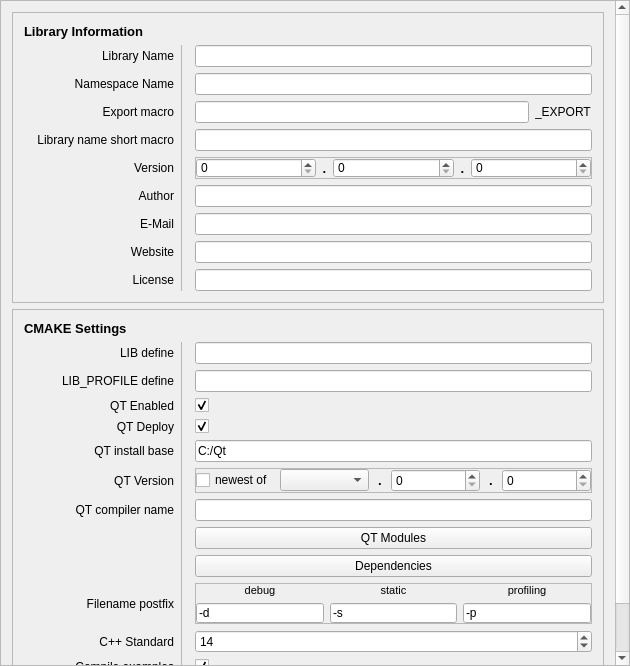
KROIA/CmakeLibCreator, file core/ui/ProjectSettingsDialog.ui: the form before one commit.
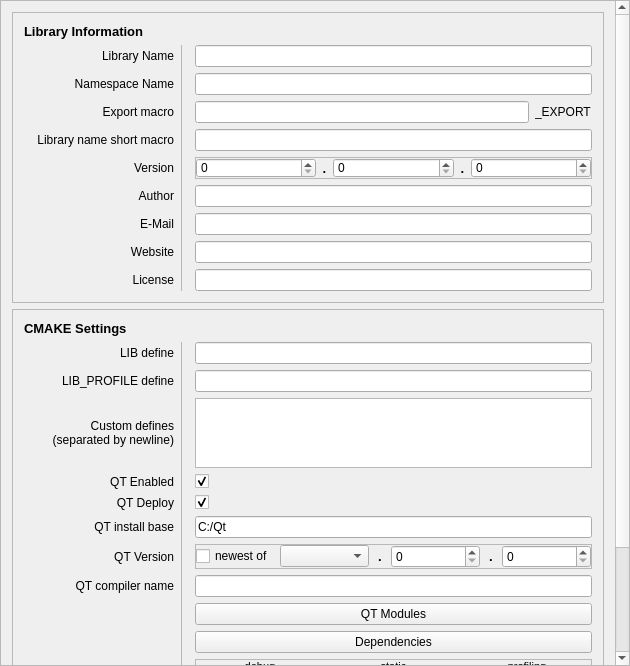
The form after the commit.

Commit message: + Custom user defines

The edit to the form file:
```diff
--- a/core/ui/ProjectSettingsDialog.ui
+++ b/core/ui/ProjectSettingsDialog.ui
@@ -44,9 +44,9 @@
       <property name="geometry">
        <rect>
         <x>0</x>
-        <y>0</y>
+        <y>-39</y>
         <width>614</width>
-        <height>664</height>
+        <height>779</height>
        </rect>
       </property>
       <layout class="QVBoxLayout" name="verticalLayout_2">
@@ -374,126 +374,7 @@
           <number>1</number>
          </property>
          <layout class="QGridLayout" name="gridLayout_2" columnminimumwidth="150,0,0,0">
-          <item row="8" column="3">
-           <widget class="QPushButton" name="qtModules_pushButton">
-            <property name="text">
-             <string>QT Modules</string>
-            </property>
-           </widget>
-          </item>
-          <item row="6" column="3">
-           <widget class="QFrame" name="frame">
-            <property name="frameShape">
-             <enum>QFrame::StyledPanel</enum>
-            </property>
-            <property name="frameShadow">
-             <enum>QFrame::Raised</enum>
-            </property>
-            <layout class="QHBoxLayout" name="horizontalLayout_2" stretch="0,3,3,3,3,3">
-             <property name="leftMargin">
-              <number>0</number>
-             </property>
-             <property name="topMargin">
-              <number>0</number>
-             </property>
-             <property name="rightMargin">
-              <number>0</number>
-             </property>
-             <property name="bottomMargin">
-              <number>0</number>
-             </property>
-             <item>
-              <widget class="QCheckBox" name="qt_useNewestVersion_checkBox">
-               <property name="maximumSize">
-                <size>
-                 <width>16777215</width>
-                 <height>16777215</height>
-                </size>
-               </property>
-               <property name="text">
-                <string>newest of</string>
-               </property>
-              </widget>
-             </item>
-             <item>
-              <widget class="QComboBox" name="qt_majorVersion_comboBox"/>
-             </item>
-             <item>
-              <widget class="QLabel" name="label_27">
-               <property name="maximumSize">
-                <size>
-                 <width>10</width>
-                 <height>16777215</height>
-                </size>
-               </property>
-               <property name="font">
-                <font>
-                 <pointsize>10</pointsize>
-                 <weight>75</weight>
-                 <bold>true</bold>
-                </font>
-               </property>
-               <property name="text">
-                <string>.</string>
-               </property>
-               <property name="alignment">
-                <set>Qt::AlignCenter</set>
-               </property>
-              </widget>
-             </item>
-             <item>
-              <widget class="QSpinBox" name="qt_minorVersion_spinBox"/>
-             </item>
-             <item>
-              <widget class="QLabel" name="label_28">
-               <property name="maximumSize">
-                <size>
-                 <width>10</width>
-                 <height>16777215</height>
-                </size>
-               </property>
-               <property name="font">
-                <font>
-                 <pointsize>10</pointsize>
-                 <weight>75</weight>
-                 <bold>true</bold>
-                </font>
-               </property>
-               <property name="text">
-                <string>.</string>
-               </property>
-               <property name="alignment">
-                <set>Qt::AlignCenter</set>
-               </property>
-              </widget>
-             </item>
-             <item>
-              <widget class="QSpinBox" name="qt_patchVersion_spinBox"/>
-             </item>
-            </layout>
-           </widget>
-          </item>
-          <item row="3" column="0">
-           <widget class="QLabel" name="label_13">
-            <property name="text">
-             <string>QT Enabled</string>
-            </property>
-            <property name="alignment">
-             <set>Qt::AlignRight|Qt::AlignTrailing|Qt::AlignVCenter</set>
-            </property>
-           </widget>
-          </item>
-          <item row="4" column="0">
-           <widget class="QLabel" name="label_14">
-            <property name="text">
-             <string>QT Deploy</string>
-            </property>
-            <property name="alignment">
-             <set>Qt::AlignRight|Qt::AlignTrailing|Qt::AlignVCenter</set>
-            </property>
-           </widget>
-          </item>
-          <item row="10" column="3">
+          <item row="11" column="3">
            <widget class="QFrame" name="version_frame_2">
             <property name="sizePolicy">
              <sizepolicy hsizetype="Minimum" vsizetype="Minimum">
@@ -619,8 +500,55 @@
             </layout>
            </widget>
           </item>
+          <item row="5" column="0">
+           <widget class="QLabel" name="label_14">
+            <property name="text">
+             <string>QT Deploy</string>
+            </property>
+            <property name="alignment">
+             <set>Qt::AlignRight|Qt::AlignTrailing|Qt::AlignVCenter</set>
+            </property>
+           </widget>
+          </item>
+          <item row="7" column="0">
+           <widget class="QLabel" name="label_26">
+            <property name="text">
+             <string>QT Version</string>
+            </property>
+            <property name="alignment">
+             <set>Qt::AlignRight|Qt::AlignTrailing|Qt::AlignVCenter</set>
+            </property>
+           </widget>
+          </item>
+          <item row="1" column="3">
+           <widget class="QLineEdit" name="libDefine_lineEdit">
+            <property name="text">
+             <string/>
+            </property>
+           </widget>
+          </item>
+          <item row="14" column="3">
+           <widget class="QCheckBox" name="compileUnitTests_checkBox">
+            <property name="text">
+             <string/>
+            </property>
+            <property name="checked">
+             <bool>true</bool>
+            </property>
+           </widget>
+          </item>
+          <item row="2" column="0">
+           <widget class="QLabel" name="label_12">
+            <property name="text">
+             <string>LIB_PROFILE define</string>
+            </property>
+            <property name="alignment">
+             <set>Qt::AlignRight|Qt::AlignTrailing|Qt::AlignVCenter</set>
+            </property>
+           </widget>
+          </item>
           <item row="13" column="0">
-           <widget class="QLabel" name="label_21">
+           <widget class="QLabel" name="label_20">
             <property name="text">
              <string>Compile unittests</string>
             </property>
@@ -629,6 +557,13 @@
             </property>
            </widget>
           </item>
+          <item row="10" column="3">
+           <widget class="QPushButton" name="dependencies_pushButton">
+            <property name="text">
+             <string>Dependencies</string>
+            </property>
+           </widget>
+          </item>
           <item row="1" column="0">
            <widget class="QLabel" name="label_11">
             <property name="text">
@@ -639,25 +574,18 @@
             </property>
            </widget>
           </item>
-          <item row="2" column="3">
-           <widget class="QLineEdit" name="libProfileDefine_lineEdit">
+          <item row="6" column="0">
+           <widget class="QLabel" name="label_29">
             <property name="text">
-             <string/>
+             <string>QT install base</string>
             </property>
-           </widget>
-          </item>
-          <item row="12" column="3">
-           <widget class="QCheckBox" name="compileExamples_checkBox">
-            <property name="text">
-             <string/>
-            </property>
-            <property name="checked">
-             <bool>true</bool>
+            <property name="alignment">
+             <set>Qt::AlignRight|Qt::AlignTrailing|Qt::AlignVCenter</set>
             </property>
            </widget>
           </item>
           <item row="4" column="3">
-           <widget class="QCheckBox" name="qtDeploy_checkBox">
+           <widget class="QCheckBox" name="qtEnable_checkBox">
             <property name="text">
              <string/>
             </property>
@@ -666,48 +594,107 @@
             </property>
            </widget>
           </item>
-          <item row="1" column="1" rowspan="13">
-           <widget class="Line" name="line_2">
+          <item row="7" column="3">
+           <widget class="QFrame" name="frame">
+            <property name="frameShape">
+             <enum>QFrame::StyledPanel</enum>
+            </property>
             <property name="frameShadow">
              <enum>QFrame::Raised</enum>
             </property>
-            <property name="lineWidth">
-             <number>0</number>
-            </property>
-            <property name="midLineWidth">
-             <number>1</number>
-            </property>
-            <property name="orientation">
-             <enum>Qt::Vertical</enum>
-            </property>
-           </widget>
-          </item>
-          <item row="11" column="0">
-           <widget class="QLabel" name="label_19">
-            <property name="text">
-             <string>C++ Standard</string>
-            </property>
-            <property name="alignment">
-             <set>Qt::AlignRight|Qt::AlignTrailing|Qt::AlignVCenter</set>
-            </property>
-           </widget>
-          </item>
-          <item row="1" column="3">
-           <widget class="QLineEdit" name="libDefine_lineEdit">
-            <property name="text">
-             <string/>
-            </property>
+            <layout class="QHBoxLayout" name="horizontalLayout_2" stretch="0,3,3,3,3,3">
+             <property name="leftMargin">
+              <number>0</number>
+             </property>
+             <property name="topMargin">
+              <number>0</number>
+             </property>
+             <property name="rightMargin">
+              <number>0</number>
+             </property>
+             <property name="bottomMargin">
+              <number>0</number>
+             </property>
+             <item>
+              <widget class="QCheckBox" name="qt_useNewestVersion_checkBox">
+               <property name="maximumSize">
+                <size>
+                 <width>16777215</width>
+                 <height>16777215</height>
+                </size>
+               </property>
+               <property name="text">
+                <string>newest of</string>
+               </property>
+              </widget>
+             </item>
+             <item>
+              <widget class="QComboBox" name="qt_majorVersion_comboBox"/>
+             </item>
+             <item>
+              <widget class="QLabel" name="label_27">
+               <property name="maximumSize">
+                <size>
+                 <width>10</width>
+                 <height>16777215</height>
+                </size>
+               </property>
+               <property name="font">
+                <font>
+                 <pointsize>10</pointsize>
+                 <weight>75</weight>
+                 <bold>true</bold>
+                </font>
+               </property>
+               <property name="text">
+                <string>.</string>
+               </property>
+               <property name="alignment">
+                <set>Qt::AlignCenter</set>
+               </property>
+              </widget>
+             </item>
+             <item>
+              <widget class="QSpinBox" name="qt_minorVersion_spinBox"/>
+             </item>
+             <item>
+              <widget class="QLabel" name="label_28">
+               <property name="maximumSize">
+                <size>
+                 <width>10</width>
+                 <height>16777215</height>
+                </size>
+               </property>
+               <property name="font">
+                <font>
+                 <pointsize>10</pointsize>
+                 <weight>75</weight>
+                 <bold>true</bold>
+                </font>
+               </property>
+               <property name="text">
+                <string>.</string>
+               </property>
+               <property name="alignment">
+                <set>Qt::AlignCenter</set>
+               </property>
+              </widget>
+             </item>
+             <item>
+              <widget class="QSpinBox" name="qt_patchVersion_spinBox"/>
+             </item>
+            </layout>
            </widget>
           </item>
           <item row="9" column="3">
-           <widget class="QPushButton" name="dependencies_pushButton">
+           <widget class="QPushButton" name="qtModules_pushButton">
             <property name="text">
-             <string>Dependencies</string>
+             <string>QT Modules</string>
             </property>
            </widget>
           </item>
-          <item row="13" column="3">
-           <widget class="QCheckBox" name="compileUnitTests_checkBox">
+          <item row="5" column="3">
+           <widget class="QCheckBox" name="qtDeploy_checkBox">
             <property name="text">
              <string/>
             </property>
@@ -716,80 +703,13 @@
             </property>
            </widget>
           </item>
-          <item row="11" column="3">
+          <item row="12" column="3">
            <widget class="QSpinBox" name="cxxStandard_spinBox">
             <property name="value">
              <number>14</number>
             </property>
            </widget>
           </item>
-          <item row="10" column="0">
-           <widget class="QLabel" name="label_15">
-            <property name="text">
-             <string>Filename postfix</string>
-            </property>
-            <property name="alignment">
-             <set>Qt::AlignRight|Qt::AlignTrailing|Qt::AlignVCenter</set>
-            </property>
-           </widget>
-          </item>
-          <item row="2" column="0">
-           <widget class="QLabel" name="label_12">
-            <property name="text">
-             <string>LIB_PROFILE define</string>
-            </property>
-            <property name="alignment">
-             <set>Qt::AlignRight|Qt::AlignTrailing|Qt::AlignVCenter</set>
-            </property>
-           </widget>
-          </item>
-          <item row="6" column="0">
-           <widget class="QLabel" name="label_26">
-            <property name="text">
-             <string>QT Version</string>
-            </property>
-            <property name="alignment">
-             <set>Qt::AlignRight|Qt::AlignTrailing|Qt::AlignVCenter</set>
-            </property>
-           </widget>
-          </item>
-          <item row="5" column="3">
-           <widget class="QLineEdit" name="qt_installBasePath_lineEdit">
-            <property name="text">
-             <string>C:/Qt</string>
-            </property>
-           </widget>
-          </item>
-          <item row="3" column="3">
-           <widget class="QCheckBox" name="qtEnable_checkBox">
-            <property name="text">
-             <string/>
-            </property>
-            <property name="checked">
-             <bool>true</bool>
-            </property>
-           </widget>
-          </item>
-          <item row="5" column="0">
-           <widget class="QLabel" name="label_29">
-            <property name="text">
-             <string>QT install base</string>
-            </property>
-            <property name="alignment">
-             <set>Qt::AlignRight|Qt::AlignTrailing|Qt::AlignVCenter</set>
-            </property>
-           </widget>
-          </item>
-          <item row="12" column="0">
-           <widget class="QLabel" name="label_20">
-            <property name="text">
-             <string>Compile examples</string>
-            </property>
-            <property name="alignment">
-             <set>Qt::AlignRight|Qt::AlignTrailing|Qt::AlignVCenter</set>
-            </property>
-           </widget>
-          </item>
           <item row="0" column="0" colspan="4">
            <widget class="QLabel" name="label_10">
             <property name="maximumSize">
@@ -810,7 +730,7 @@
             </property>
            </widget>
           </item>
-          <item row="7" column="0">
+          <item row="8" column="0">
            <widget class="QLabel" name="label_30">
             <property name="text">
              <string>QT compiler name</string>
@@ -820,9 +740,107 @@
             </property>
            </widget>
           </item>
-          <item row="7" column="3">
+          <item row="14" column="0">
+           <widget class="QLabel" name="label_21">
+            <property name="text">
+             <string>Compile unittests</string>
+            </property>
+            <property name="alignment">
+             <set>Qt::AlignRight|Qt::AlignTrailing|Qt::AlignVCenter</set>
+            </property>
+           </widget>
+          </item>
+          <item row="12" column="0">
+           <widget class="QLabel" name="label_19">
+            <property name="text">
+             <string>C++ Standard</string>
+            </property>
+            <property name="alignment">
+             <set>Qt::AlignRight|Qt::AlignTrailing|Qt::AlignVCenter</set>
+            </property>
+           </widget>
+          </item>
+          <item row="6" column="3">
+           <widget class="QLineEdit" name="qt_installBasePath_lineEdit">
+            <property name="text">
+             <string>C:/Qt</string>
+            </property>
+           </widget>
+          </item>
+          <item row="8" column="3">
            <widget class="QLineEdit" name="qt_compilerName_lineEdit"/>
           </item>
+          <item row="11" column="0">
+           <widget class="QLabel" name="label_15">
+            <property name="text">
+             <string>Filename postfix</string>
+            </property>
+            <property name="alignment">
+             <set>Qt::AlignRight|Qt::AlignTrailing|Qt::AlignVCenter</set>
+            </property>
+           </widget>
+          </item>
+          <item row="1" column="1" rowspan="14">
+           <widget class="Line" name="line_2">
+            <property name="frameShadow">
+             <enum>QFrame::Raised</enum>
+            </property>
+            <property name="lineWidth">
+             <number>0</number>
+            </property>
+            <property name="midLineWidth">
+             <number>1</number>
+            </property>
+            <property name="orientation">
+             <enum>Qt::Vertical</enum>
+            </property>
+           </widget>
+          </item>
+          <item row="13" column="3">
+           <widget class="QCheckBox" name="compileExamples_checkBox">
+            <property name="text">
+             <string/>
+            </property>
+            <property name="checked">
+             <bool>true</bool>
+            </property>
+           </widget>
+          </item>
+          <item row="2" column="3">
+           <widget class="QLineEdit" name="libProfileDefine_lineEdit">
+            <property name="text">
+             <string/>
+            </property>
+           </widget>
+          </item>
+          <item row="4" column="0">
+           <widget class="QLabel" name="label_13">
+            <property name="text">
+             <string>QT Enabled</string>
+            </property>
+            <property name="alignment">
+             <set>Qt::AlignRight|Qt::AlignTrailing|Qt::AlignVCenter</set>
+            </property>
+           </widget>
+          </item>
+          <item row="3" column="3">
+           <widget class="QPlainTextEdit" name="customDefines_plainTextEdit">
+            <property name="plainText">
+             <string/>
+            </property>
+           </widget>
+          </item>
+          <item row="3" column="0">
+           <widget class="QLabel" name="label_31">
+            <property name="text">
+             <string>Custom defines
+(separated by newline)</string>
+            </property>
+            <property name="alignment">
+             <set>Qt::AlignRight|Qt::AlignTrailing|Qt::AlignVCenter</set>
+            </property>
+           </widget>
+          </item>
          </layout>
         </widget>
        </item>
```
Left out of the diff: 2 changed lines with no effect on the pictures. The commit also changes 6 other files.
